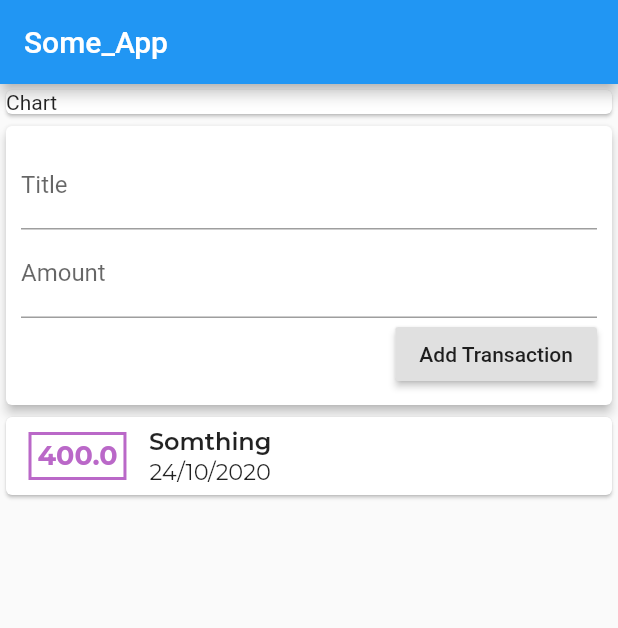
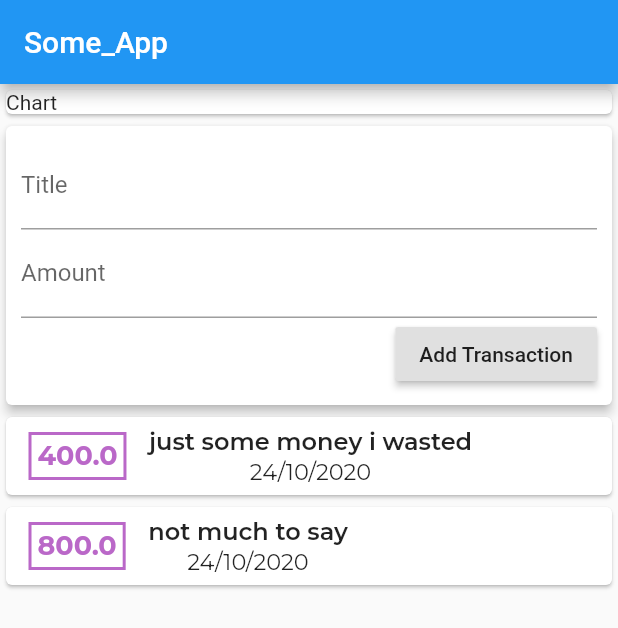
Before and after one commit to NEONSOLISALPHA/udemy-expenses-app, a Flutter app: the screen it shows after launch, on a phone screen of 412 x 824 dp. Shown: the top 628 px of the screen. Run offline on Flutter 3.47's test engine with Material 2 defaults, Android fonts, the phone set to English and light mode, and no system bars; our stand-ins replace google_fonts.

Commit message:
• Moved add_transaction_card.dart,amount_box.dart,    transaction_list.dart to the widgets folder • Added user_transactions which contains the list of transactions    and, now contains the transactionList widget and the    AddTransactionCard widget • Changed the text fields to use a controller instead of an    onChange function • Changed the MyApp main widget to a stateless widget, instead    the user_transactions is a stateless widget which updates the    TransactionList widget

```diff
--- a/lib/main.dart
+++ b/lib/main.dart
@@ -1,40 +1,17 @@
+import './widgets/user_transactions.dart';
 import 'package:flutter/material.dart';
-// import 'package:google_fonts/google_fonts.dart';
-
-import 'models/transaction.dart';
-import 'widgets/addTransactionCard.dart';
-import 'widgets/transactionList.dart';
 
 void main() {
   runApp(MyApp());
 }
 
-class MyApp extends StatefulWidget {
-  @override
-  State<StatefulWidget> createState() {
-    return MyAppState();
-  }
-}
-
-class MyAppState extends State {
-  final transactionList = <Transaction>[
-    Transaction(
-      amount: 400.0,
-      description: 'Somthing',
-      date: DateTime.now(),
-    ),
-  ];
-  void addTransactionFunc(String title, String amount) {
-    print(title);
-    print(amount);
-  }
-
+class MyApp extends StatelessWidget {
   @override
   Widget build(BuildContext context) {
     return MaterialApp(
       home: Scaffold(
         appBar: AppBar(
-          title: Text('Some_App'),
+          title: Text('Some_App'), // title of the app.
         ),
         body: Column(
           // mainAxisAlignment: MainAxisAlignment.start,
@@ -46,12 +23,7 @@ class MyAppState extends State {
                 child: Text('Chart'),
               ),
             ),
-            AddTransactionCard(
-              addTransactionFunc,
-              fieldTitle1: 'Title',
-              fieldTitle2: 'Amount',
-            ),
-            TransactionList(transactionList),
+            UserTransactions(),
           ],
         ),
       ),
--- a/lib/widgets/addTransactionCard.dart
+++ b/lib/widgets/add_transaction_card.dart
@@ -13,6 +13,9 @@ class AddTransactionCard extends StatelessWidget {
     String val1;
     String val2;
 
+    final field1Controller = TextEditingController();
+    final field2Controller = TextEditingController();
+
     return Card(
       elevation: 3,
       child: Container(
@@ -26,14 +29,14 @@ class AddTransactionCard extends StatelessWidget {
                 labelText: fieldTitle1,
                 // contentPadding: EdgeInsets.all(5),
               ),
-              onChanged: (value) => val1 = value,
+              controller: field1Controller,
             ),
             TextField(
               decoration: InputDecoration(
                 labelText: fieldTitle2,
                 // contentPadding: EdgeInsets.all(5),
               ),
-              onChanged: (value) => val2 = value,
+              controller: field2Controller,
             ),
             RaisedButton(
               child: Text('Add Transaction'),
--- a/lib/widgets/transactionList.dart
+++ b/lib/widgets/transaction_list.dart
@@ -2,18 +2,17 @@ import 'package:flutter/material.dart';
 import 'package:google_fonts/google_fonts.dart';
 import 'package:intl/intl.dart';
 import '../models/transaction.dart';
-import 'amountBox.dart';
+import 'amount_box.dart';
 
 class TransactionList extends StatelessWidget {
-  final List<Transaction> transactionList;
+  final List<Transaction> userTransactionList;
 
-  TransactionList(this.transactionList);
-
+  TransactionList(this.userTransactionList);
   @override
   Widget build(BuildContext context) {
     return Column(
       // mainAxisAlignment: MainAxisAlignment.start,
-      children: transactionList.map(
+      children: userTransactionList.map(
         (tx) {
           return Card(
             child: Row(
--- /dev/null
+++ b/lib/widgets/user_transactions.dart
@@ -0,0 +1,43 @@
+import 'package:flutter/material.dart';
+
+import './add_transaction_card.dart';
+import './transaction_list.dart';
+import '../models/transaction.dart';
+
+class UserTransactions extends StatefulWidget {
+  @override
+  _UserTransactionsState createState() => _UserTransactionsState();
+}
+
+class _UserTransactionsState extends State<UserTransactions> {
+  final _userTransactionslist = <Transaction>[
+    Transaction(
+      amount: 400.0,
+      description: 'just some money i wasted',
+      date: DateTime.now(),
+    ),
+    Transaction(
+      amount: 800.0,
+      description: 'not much to say',
+      date: DateTime.now(),
+    )
+  ];
+
+  @override
+  Widget build(BuildContext context) {
+    return Column(
+      children: [
+        AddTransactionCard(
+          // this widget consists of text fields and a button to add new transactions to the list.
+          (field1, field2) {
+            print(field1);
+            print(field2);
+          },
+          fieldTitle1: 'Title',
+          fieldTitle2: 'Amount',
+        ),
+        TransactionList(_userTransactionslist),
+      ],
+    );
+  }
+}
```
Also changed, not shown: lib/widgets/amount_box.dart (renamed from lib/widgets/amountBox.dart).
